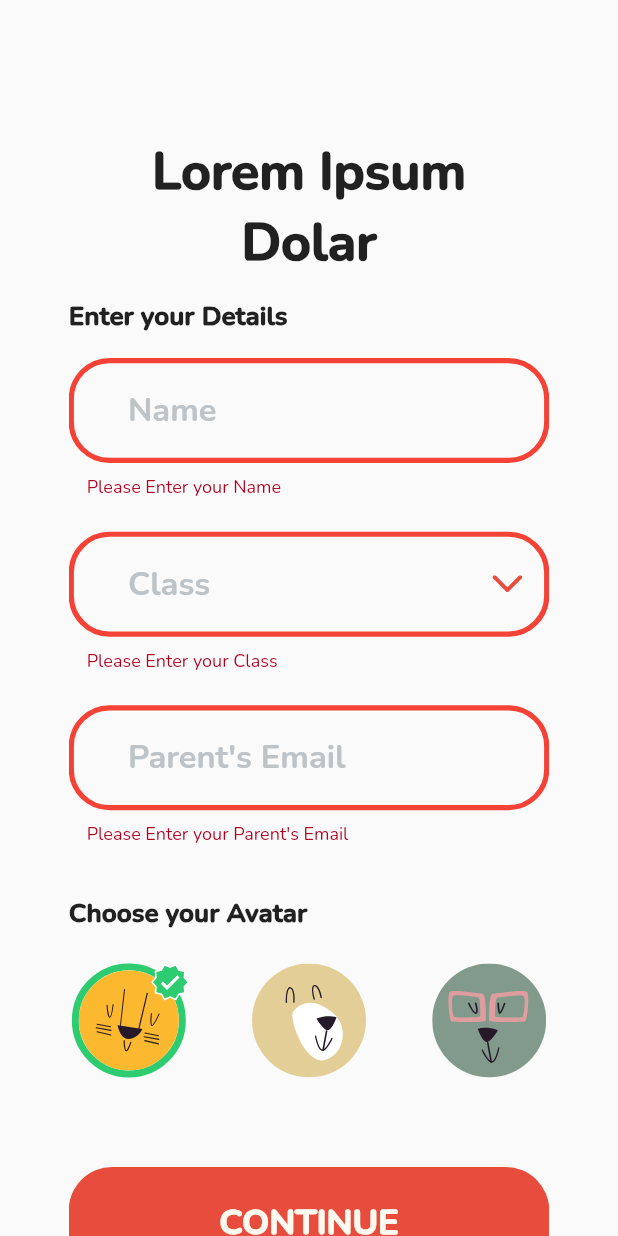
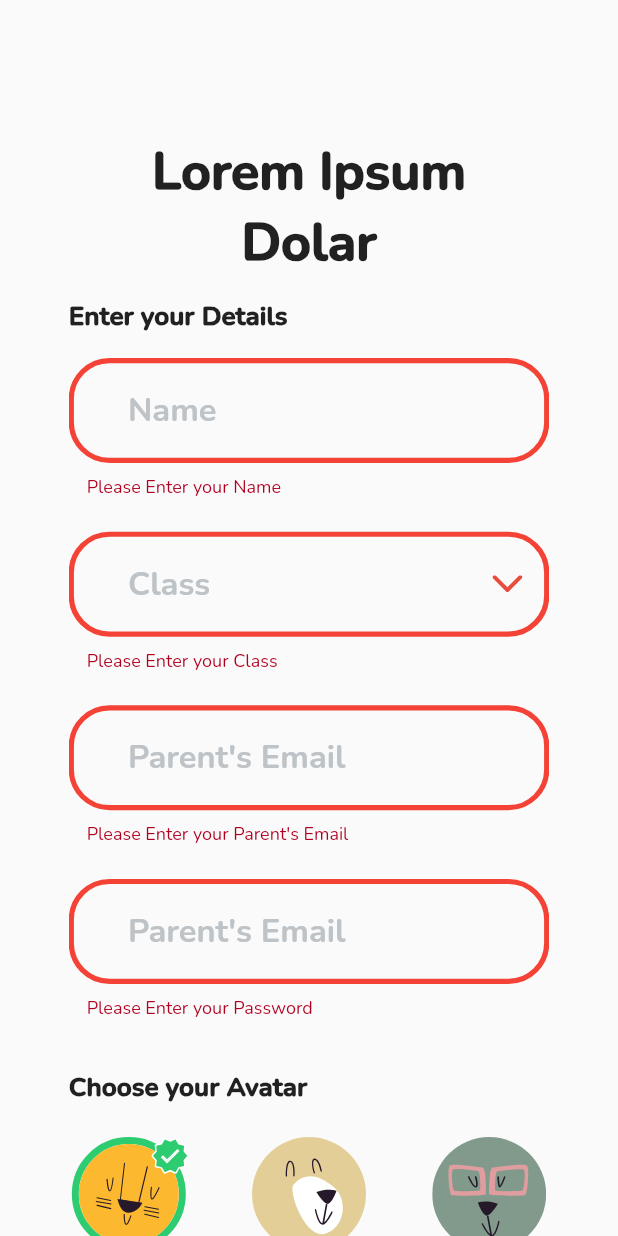
Before and after one commit to naskaytechteam/mathquiz, a Flutter app: the DetailsScreen screen opened directly with empty values, after a tap on "CONTINUE", on a phone screen of 412 x 824 dp. Run offline on Flutter 3.47's test engine with Material 2 defaults, Android fonts, the phone set to English and light mode, and no system bars; our stand-ins replace flutter_svg, pdf, percent_indicator, shared_preferences, smooth_page_indicator, sqflite; missing offline and left inert: function_tree, mailer; accounts and stored records are empty.

Commit message:
refactor(details_screen): add a formtextfield and TextEditingController for password ]

```diff
--- a/lib/screens/details_screen.dart
+++ b/lib/screens/details_screen.dart
@@ -34,6 +34,7 @@ class _DetailsScreenState extends State<DetailsScreen> {
       TextEditingController(text: UserPreferences.getName());
   final TextEditingController _parentsEmailController =
       TextEditingController(text: UserPreferences.getParentEmail());
+  final TextEditingController _passwordController=TextEditingController();
 
   late DetailScreenType type;
   int _selectedAvatar = UserPreferences.getAvatar() ?? _defaultSelectedAvatar;
@@ -147,6 +148,24 @@ class _DetailsScreenState extends State<DetailsScreen> {
                           decoration: getInputDecoration(
                               width, height, 'Parent\'s Email'),
                         ),
+                        SizedBox(
+                          // height: 20,
+                          height: height * 0.0264,
+                        ),
+                        TextFormField(
+                          keyboardType: TextInputType.name,
+                          controller: _passwordController,
+                          obscureText: true,
+                          // onSubmitted: onSubmit,
+                          validator: (value) =>
+                              TextUtils.isEmpty(value)
+                              ? 'Please Enter your Password'
+                              : null,
+                          // onSaved: (newValue) =>
+                              // UserPreferences.setParentEmail(newValue!),
+                          decoration: getInputDecoration(
+                              width, height, 'Parent\'s Email'),
+                        ),
                       ],
                     ),
                   ),
@@ -251,6 +270,7 @@ class _DetailsScreenState extends State<DetailsScreen> {
     _nameController.dispose();
     _classController.dispose();
     _parentsEmailController.dispose();
+    _passwordController.dispose();
   }
 
   @override
```
